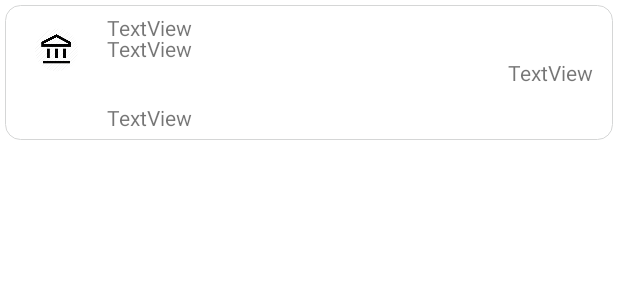
After one commit to gabrielconstantin02/banking_app, an Android app: the layout log_cards.xml on its own in the app's theme, with its tools: preview values and no code run, on a phone screen of 412 x 824 dp. The commit adds this screen. Shown: the top 300 px of the screen. Run offline under Robolectric (Android 15) with nearby library versions, the phone set to English and light mode, and no system bars.

Commit message:
implementing card listing

```diff
--- /dev/null
+++ b/app/src/main/res/layout/log_cards.xml
@@ -0,0 +1,79 @@
+<?xml version="1.0" encoding="utf-8"?>
+<RelativeLayout
+    xmlns:android="http://schemas.android.com/apk/res/android"
+    android:layout_width="match_parent"
+    android:id="@+id/accountLogItem"
+    android:layout_height="wrap_content"
+    android:background="@drawable/border_account_log"
+    android:paddingEnd="10dp"
+    android:layout_margin="3dp"
+    android:paddingStart="5dp"
+    >
+
+    <de.hdodenhof.circleimageview.CircleImageView
+        android:id="@+id/accountRoundImage"
+        android:layout_width="43dp"
+        android:layout_height="60dp"
+        android:layout_marginStart="7dp"
+        android:layout_marginEnd="2dp"
+        android:src="@drawable/bank_account"
+        android:padding="7dp" />
+
+    <RelativeLayout
+        android:id="@+id/accountLogDataHolder"
+        android:layout_width="336dp"
+        android:layout_height="90dp"
+        android:layout_toEndOf="@id/accountRoundImage"
+        android:paddingStart="10dp"
+        android:paddingEnd="0dp">
+
+        <TextView
+            android:id="@+id/cardLogId"
+            android:layout_width="wrap_content"
+            android:layout_height="wrap_content"
+            android:layout_alignParentTop="true"
+            android:layout_marginTop="5dp"
+            android:text="@string/filler" />
+
+        <TextView
+            android:id="@+id/cardLogCVV2"
+            android:layout_width="wrap_content"
+            android:layout_height="wrap_content"
+            android:layout_alignParentBottom="true"
+            android:layout_marginBottom="5dp"
+            android:text="@string/filler" />
+
+        <TextView
+            android:id="@+id/cardLogType"
+            android:layout_width="wrap_content"
+            android:layout_height="match_parent"
+            android:layout_alignParentEnd="true"
+            android:layout_marginEnd="2dp"
+            android:gravity="center"
+            android:text="@string/filler" />
+
+        <TextView
+            android:id="@+id/cardLogValidity"
+            android:layout_width="125dp"
+            android:layout_height="36dp"
+            android:layout_above="@+id/cardLogCVV2"
+            android:layout_below="@+id/CardLogId"
+            android:layout_marginTop="10dp"
+            android:layout_marginBottom="10dp"
+            android:text="@string/filler" />
+    </RelativeLayout>
+    <!--        <RelativeLayout-->
+    <!--            android:id="@+id/accountLogActionsHolder"-->
+    <!--            android:layout_width="match_parent"-->
+    <!--            android:layout_height="wrap_content"-->
+    <!--            android:layout_below="@id/accountLogDataHolder"-->
+    <!--            android:padding="5dp"-->
+    <!--            >-->
+    <!--                <TextView-->
+    <!--                    android:layout_width="wrap_content"-->
+    <!--                    android:layout_height="wrap_content"-->
+    <!--                    android:layout_marginEnd="2dp"-->
+    <!--                    android:gravity="center"-->
+    <!--                    android:text="@string/filler" />-->
+    <!--        </RelativeLayout>-->
+</RelativeLayout>
```
Also changed, not shown: app/src/main/java/com/example/banking_app/config/DatabaseConnection.java (+40 -2 lines), app/src/main/java/com/example/banking_app/fragments/CardsFragment.kt (+109 -1 lines), app/src/main/res/layout/card_popup_menu.xml (added, +12 -0 lines), app/src/main/res/layout/fragment_cards.xml (+11 -1 lines).
